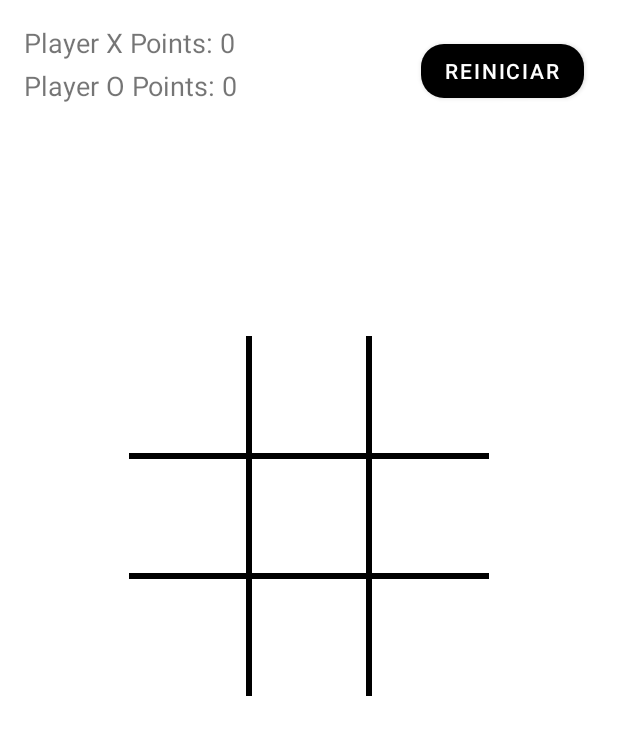
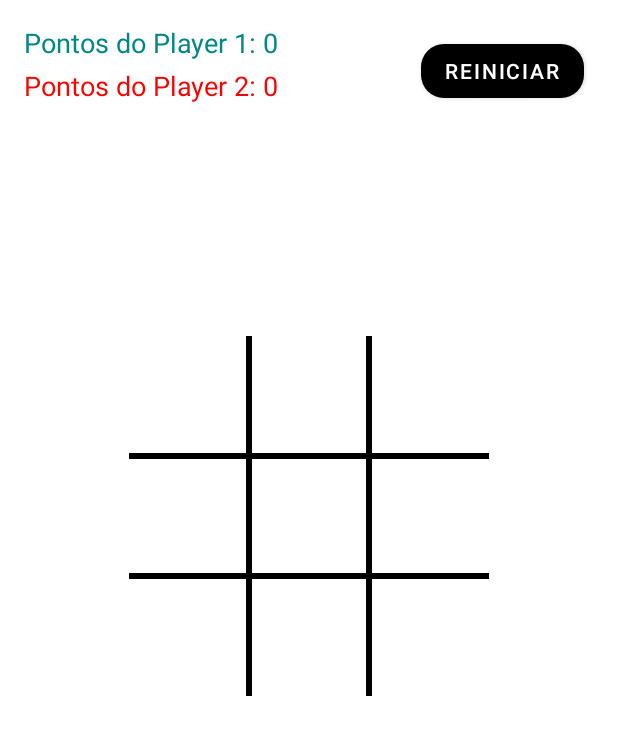
Before and after one commit to DouglasRibeiroSanguino/Jogo_da_Velha, an Android app: the GameActivity screen opened directly, with no data from a screen before it, on a phone screen of 412 x 824 dp. Shown: the top 735 px of the screen. Run offline under Robolectric (Android 15) with nearby library versions, the phone set to English and light mode, and no system bars.

Commit message:
Jogo da Velha em Kotlin

```diff
--- a/app/src/main/java/com/example/jogodavelha/GameActivity.kt
+++ b/app/src/main/java/com/example/jogodavelha/GameActivity.kt
@@ -81,8 +81,8 @@ class GameActivity : AppCompatActivity() {
     }
 
     private fun updatePoints() {
-        player1Points.text = "Player X Points: ${gameManager.player1Points}"
-        player2Points.text = "Player O Points: ${gameManager.player2Points}"
+        player1Points.text = "Pontos do Player 1: ${gameManager.player1Points}"
+        player2Points.text = "Pontos do Player 2: ${gameManager.player2Points}"
     }
 
 
--- a/app/src/main/res/layout/activity_game.xml
+++ b/app/src/main/res/layout/activity_game.xml
@@ -13,6 +13,7 @@
         android:layout_width="wrap_content"
         android:layout_height="wrap_content"
         android:text="@string/pontos_do_player_1"
+        android:textColor="@color/teal_700"
         android:textSize="18sp"
         app:layout_constraintStart_toStartOf="parent"
         app:layout_constraintTop_toTopOf="parent" />
@@ -23,6 +24,7 @@
         android:layout_height="wrap_content"
         android:layout_marginTop="4dp"
         android:text="@string/pontos_do_player_2"
+        android:textColor="@color/red"
         android:textSize="18sp"
         app:layout_constraintStart_toStartOf="parent"
         app:layout_constraintTop_toBottomOf="@id/player_one_score" />
```
